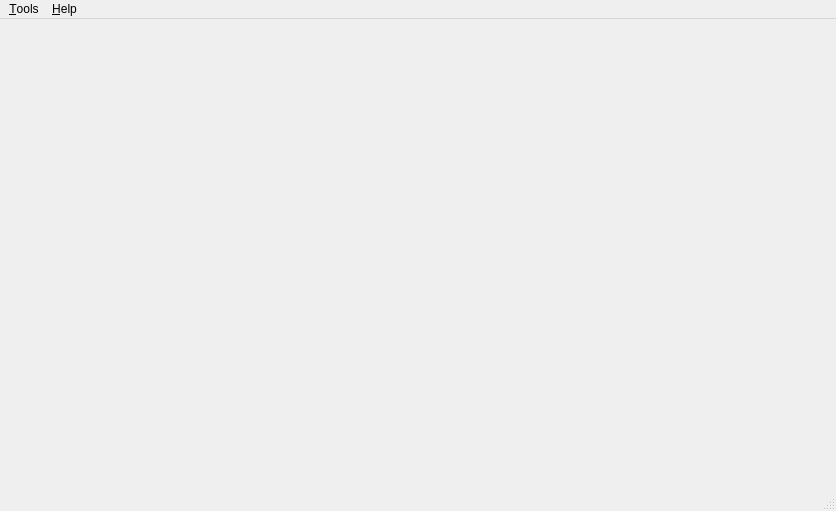
First picture: the form in include/ui_/LMMainUi.ui, repository arcAcemK/LevelManager, before the edit.
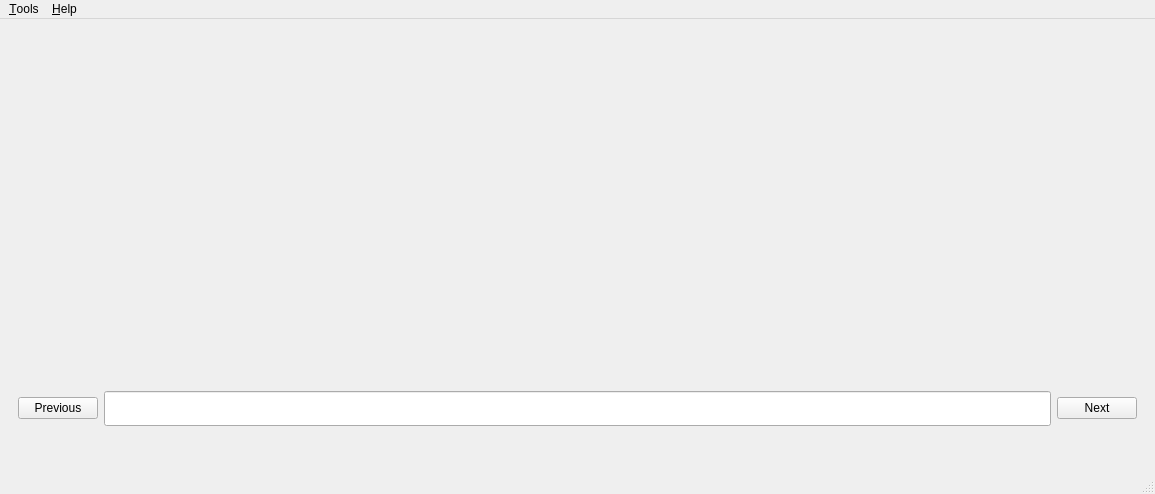
Second picture: the form after the edit.

```diff
--- a/include/ui_/LMMainUi.ui
+++ b/include/ui_/LMMainUi.ui
@@ -6,8 +6,8 @@
             <rect>
                 <x>0</x>
                 <y>0</y>
-                <width>836</width>
-                <height>511</height>
+    <width>1155</width>
+    <height>494</height>
             </rect>
         </property>
         <property name="windowTitle">
@@ -20,13 +20,69 @@
                 }
             </string>
         </property>
-        <widget class="QWidget" name="centralwidget"/>
+  <property name="documentMode">
+   <bool>true</bool>
+  </property>
+  <widget class="QWidget" name="centralwidget">
+   <layout class="QVBoxLayout" name="verticalLayout">
+    <property name="spacing">
+     <number>0</number>
+    </property>
+    <item>
+     <widget class="QWidget" name="widget" native="true">
+      <layout class="QHBoxLayout" name="horizontalLayout_3"/>
+     </widget>
+    </item>
+    <item>
+     <widget class="QWidget" name="widget_2" native="true">
+      <property name="maximumSize">
+       <size>
+        <width>16777215</width>
+        <height>100</height>
+       </size>
+      </property>
+      <layout class="QHBoxLayout" name="horizontalLayout_2">
+       <property name="topMargin">
+        <number>0</number>
+       </property>
+       <item>
+        <widget class="QPushButton" name="prev">
+         <property name="text">
+          <string>Previous</string>
+         </property>
+        </widget>
+       </item>
+       <item>
+        <widget class="QLineEdit" name="questionField">
+         <property name="minimumSize">
+          <size>
+           <width>0</width>
+           <height>35</height>
+          </size>
+         </property>
+         <property name="readOnly">
+          <bool>true</bool>
+         </property>
+        </widget>
+       </item>
+       <item>
+        <widget class="QPushButton" name="next">
+         <property name="text">
+          <string>Next</string>
+         </property>
+        </widget>
+       </item>
+      </layout>
+     </widget>
+    </item>
+   </layout>
+  </widget>
         <widget class="QMenuBar" name="menubar">
             <property name="geometry">
                 <rect>
                     <x>0</x>
                     <y>0</y>
-                    <width>836</width>
+     <width>1155</width>
                     <height>20</height>
                 </rect>
             </property>
```
Lines whose indentation alone changed are shown as unchanged.
